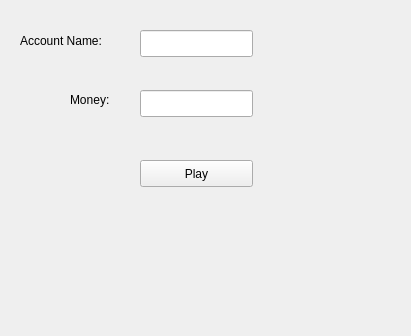
Qt form netb375_roulette/setprofile.ui (stanimirovv/NETB375_Roulette) before a commit.
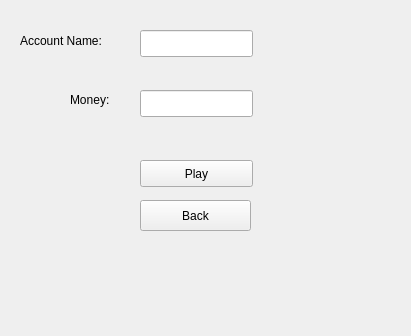
The same form after that commit.

What changed in the file:
```diff
--- a/netb375_roulette/setprofile.ui
+++ b/netb375_roulette/setprofile.ui
@@ -72,6 +72,19 @@
     <string>Play</string>
    </property>
   </widget>
+  <widget class="QPushButton" name="BackButton">
+   <property name="geometry">
+    <rect>
+     <x>140</x>
+     <y>200</y>
+     <width>111</width>
+     <height>31</height>
+    </rect>
+   </property>
+   <property name="text">
+    <string>Back</string>
+   </property>
+  </widget>
  </widget>
  <resources/>
  <connections/>
```
Left out of the diff: 19 changed lines with no effect on the pictures.
